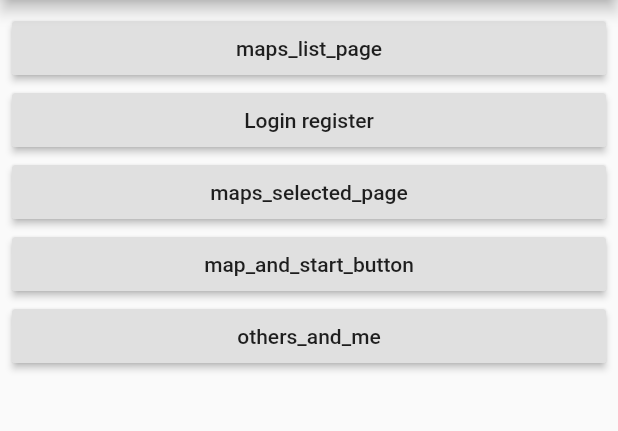
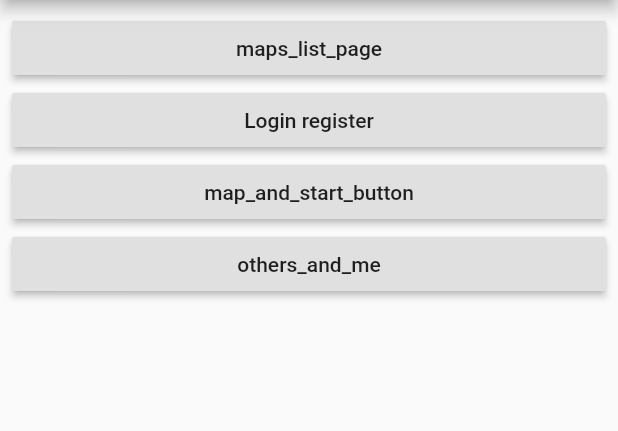
Before and after one commit to justinjk007/ui-course-project, a Flutter app: the screen it shows after launch, on a phone screen of 412 x 824 dp, the part 84-515 px from its top. Run offline on Flutter 3.47's test engine with Material 2 defaults, Android fonts, the phone set to English and light mode, and no system bars; missing offline and left inert: flutter_timer.

Commit message:
Deleted old unwanted page

```diff
--- a/lib/maps_selected_page.dart
+++ /dev/null
@@ -1,48 +0,0 @@
-import 'package:flutter/material.dart';
-import 'package:expandable_card/expandable_card.dart';
-
-class PageSelected extends StatefulWidget {
-  PageSelected({
-    Key key,
-    this.title,
-    this.image,
-  }) : super(key: key);
-
-  final String image;
-  final String title;
-
-  @override
-  _PageSelectedState createState() => _PageSelectedState();
-}
-
-class _PageSelectedState extends State<PageSelected> {
-  @override
-  Widget build(BuildContext context) {
-    return MaterialApp(
-      home: Scaffold(
-        body: ExpandableCardPage(
-          page: Center(
-            child: Image.asset(
-              widget.image,
-              fit: BoxFit.cover,
-              height: double.infinity,
-            ),
-          ),
-          expandableCard: ExpandableCard(
-            padding: EdgeInsets.all(0),
-            minHeight: 100,
-            backgroundColor: Colors.blue,
-            children: <Widget>[
-              // Shows cals burned and so on here
-              Text(
-                widget.title,
-                style: TextStyle(fontWeight: FontWeight.bold),
-                textScaleFactor: 1.5,
-              ),
-            ],
-          ),
-        ),
-      ),
-    );
-  }
-}
--- a/lib/page_list.dart
+++ b/lib/page_list.dart
@@ -1,7 +1,6 @@
 import 'package:flutter/material.dart';
 import 'package:byke/LoginRegisterPage.dart';
 import 'maps_list_page.dart';
-import 'maps_selected_page.dart';
 import 'map_and_start_button.dart';
 import 'others_and_me.dart';
 
@@ -40,17 +39,6 @@ class PageList extends StatelessWidget {
               },
             ),
             RaisedButton(
-              child: Text("maps_selected_page"),
-              onPressed: () {
-                Navigator.push(
-                  context,
-                  new MaterialPageRoute(
-                    builder: (context) => new PageSelected(),
-                  ),
-                );
-              },
-            ),
-            RaisedButton(
               child: Text("map_and_start_button"),
               onPressed: () {
                 Navigator.push(
```
